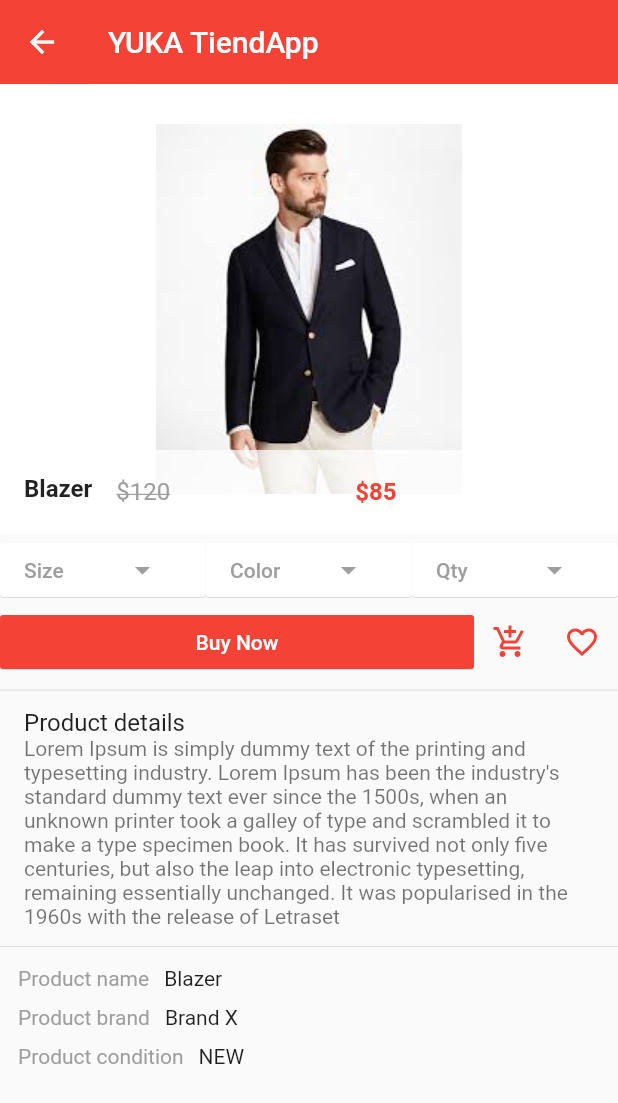
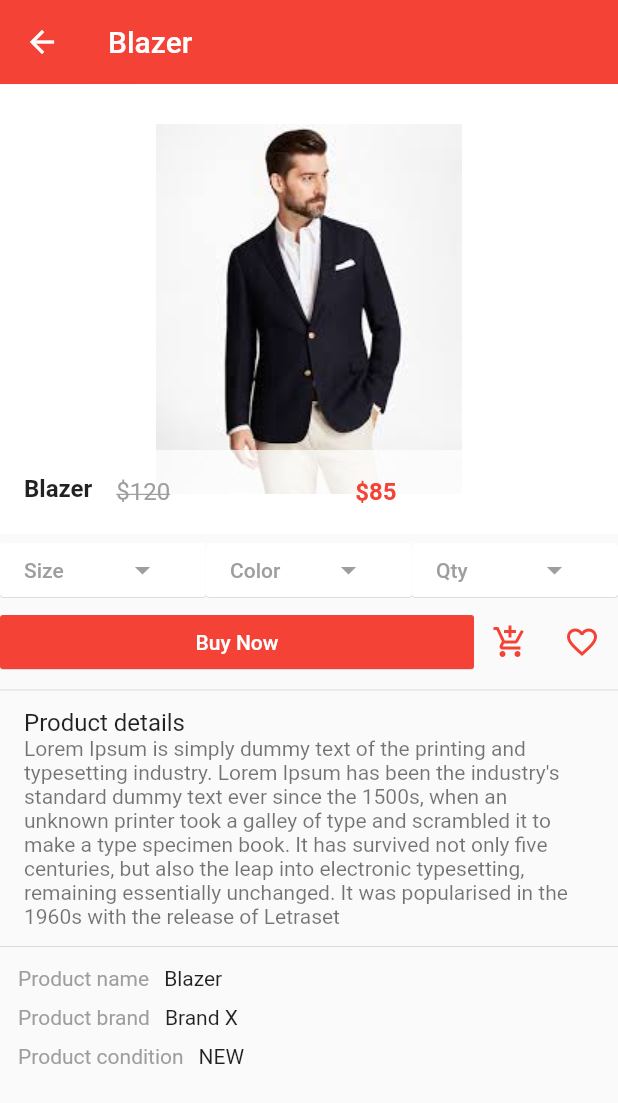
Before and after one commit to omarSuarezRodriguez/shopapp_tut, a Flutter app: the screen it shows after launch, after a tap on "Blazer", on a phone screen of 412 x 824 dp. Shown: the top 1103 px of the screen. Run offline on Flutter 3.47's test engine with Material 2 defaults, Android fonts, the phone set to English and light mode, and no system bars; our stand-ins replace carousel_pro, chewie, font_awesome_flutter, getflutter, video_player.

Commit message:
commit e-commerce frontend full

```diff
--- a/lib/pages/product_details.dart
+++ b/lib/pages/product_details.dart
@@ -44,7 +44,7 @@ class _ProductDetailsState extends State<ProductDetails> {
           crossAxisAlignment: CrossAxisAlignment.start,
           children: [
             Text(
-              "YUKA TiendApp",
+              widget.product_detail_name,
               style: TextStyle(color: Colors.white, fontSize: 20.0),
             ),
           ],
```
